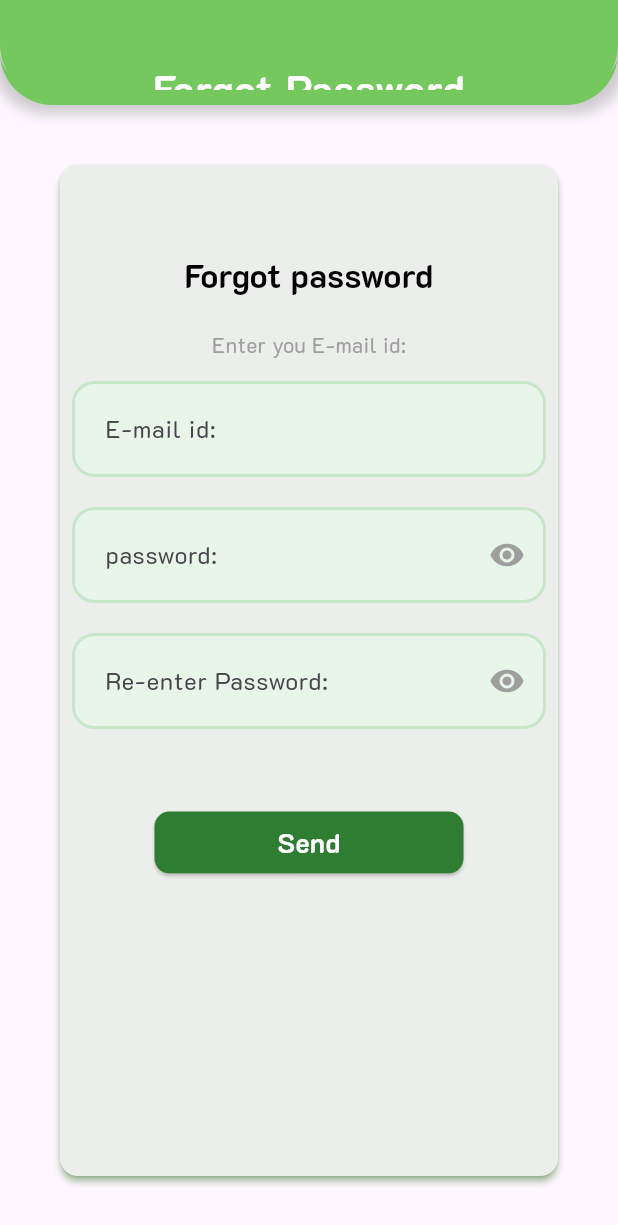
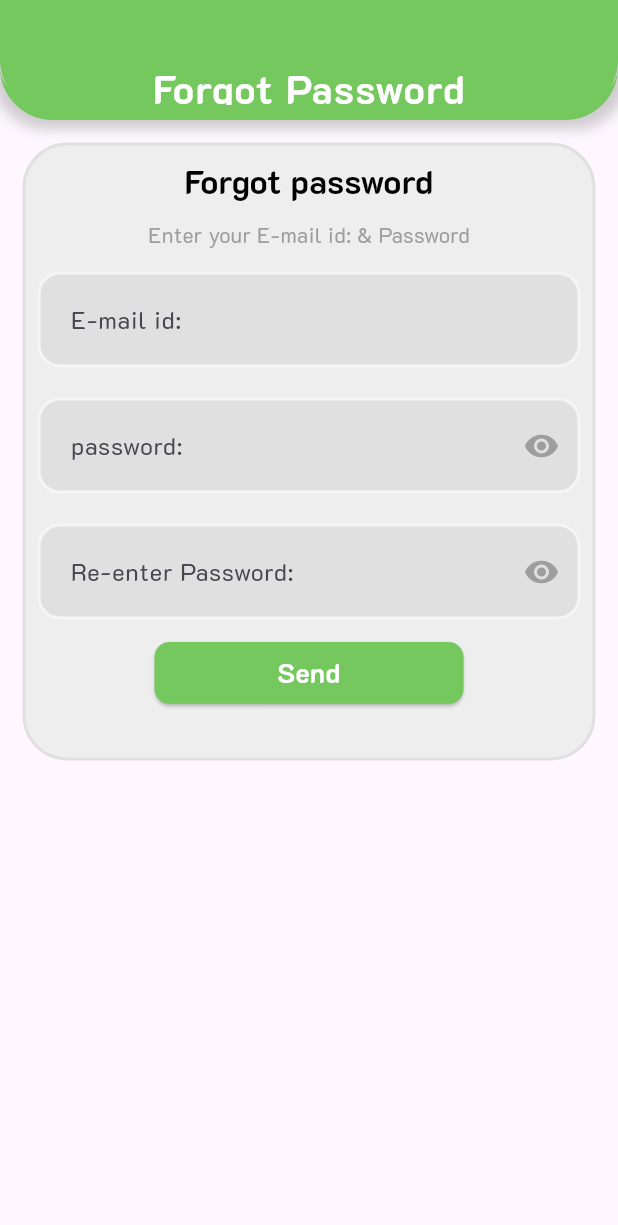
Before and after one commit to musthafamullath/Fork-Plate, a Flutter app: the screen it shows after launch, after a tap on "Skip", after a tap on "Forgot password?", on a phone screen of 412 x 824 dp. Shown: the top 1225 px of the screen. Run offline on Flutter 3.47's test engine with Material 3 defaults, Android fonts, the phone set to English and light mode, and no system bars; our stand-ins replace animate_do, bloc, carousel_slider, dio, dotted_border, flutter_bloc and 4 more; missing offline and left inert: order_tracker_zen, razorpay_flutter; network calls fail.

Commit message:
login & singup

```diff
--- a/lib/view/screen/forgot_password/screen_forgotpassword.dart
+++ b/lib/view/screen/forgot_password/screen_forgotpassword.dart
@@ -27,29 +27,29 @@ class _ScreenForgotPasswordState extends State<ScreenForgotPassword> {
   Widget build(BuildContext context) {
     final width = MediaQuery.of(context).size.width;
     return Scaffold(
-      appBar:const PreferredSize(preferredSize: Size.fromHeight(70), child: AppBarWidget(title: "Forgot Password")),
+      appBar: const PreferredSize(
+          preferredSize: Size.fromHeight(80),
+          child: AppBarWidget(title: "Forgot Password")),
       body: SafeArea(
         child: Container(
-          margin: const EdgeInsets.all(20),
-          child: Card(
-            elevation: 2,
-          margin: const EdgeInsets.all(20),
-          shadowColor: greenPointWithblue,
-          surfaceTintColor: greenPointWithblue,
+          height: width*10/10,
+          margin: const EdgeInsets.all(15),
+          decoration: BoxDecoration(
+              border: Border.all(width: 2, color: Colors.grey.shade300),
+              color: Colors.grey.shade200,
+              borderRadius: BorderRadius.circular(30)),
           child: Padding(
             padding: const EdgeInsets.all(8.0),
             child: Form(
               child: Column(
-
                 children: [
-                   kHight50,
                   const Text(
                     'Forgot password',
                     style: bigBoldBlack,
                   ),
-                kHight20,
+                  kHight10,
                   const Text(
-                  'Enter you E-mail id:',
+                    'Enter your E-mail id: & Password',
                     style: regularGrey,
                   ),
                   kHight10,
@@ -77,7 +77,8 @@ class _ScreenForgotPasswordState extends State<ScreenForgotPassword> {
                         obscureText: state,
                         suffixIcon: togglePassword(),
                         validator: (value) {
-                            const pattern = regexPatternForLoginAndSignUpByPassword;
+                          const pattern =
+                              regexPatternForLoginAndSignUpByPassword;
                           final regex = RegExp(pattern);
                           if (value!.isEmpty) {
                             return 'Please enter password';
@@ -111,7 +112,7 @@ class _ScreenForgotPasswordState extends State<ScreenForgotPassword> {
                       );
                     },
                   ),
-                    kHight50,
+                  kHight10,
                   Container(
                     alignment: Alignment.center,
                     child: ButtonWidget(
@@ -127,7 +128,6 @@ class _ScreenForgotPasswordState extends State<ScreenForgotPassword> {
           ),
         ),
       ),
-      ),
     );
   }
 }
--- a/lib/view/screen/signup_login/screen_login_and_signup.dart
+++ b/lib/view/screen/signup_login/screen_login_and_signup.dart
@@ -15,7 +15,7 @@ class ScreenLoginRestration extends StatelessWidget {
           preferredSize:
               Size.fromHeight(MediaQuery.of(context).size.height * 1.3 / 10),
           child: AppBar(
-            backgroundColor: greenPointShade800,
+            backgroundColor: yellowGreen,
             title:const Padding(
               padding:  EdgeInsets.only(top: 20),
               child:  Text(
--- a/lib/view/screen/signup_login/widgets/screen_login_page.dart
+++ b/lib/view/screen/signup_login/widgets/screen_login_page.dart
@@ -30,13 +30,14 @@ class _ScreenLoginPageState extends State<ScreenLoginPage> {
     final size = MediaQuery.of(context).size.width;
     return Scaffold(
       body: SingleChildScrollView(
-        child: Card(
-          elevation: 2,
-          margin: const EdgeInsets.all(20),
-          shadowColor: yellowGreen,
-          surfaceTintColor: yellowGreen,
         child: Container(
-            margin: const EdgeInsets.all(20),
+          margin: const EdgeInsets.all(15),
+          padding: const EdgeInsets.all(7.5),
+          decoration: BoxDecoration(
+            border: Border.all(width: 2,color: Colors.grey.shade300),
+            color: Colors.grey.shade200,
+            borderRadius: BorderRadius.circular(30)
+          ),
           child: Column(
             crossAxisAlignment: CrossAxisAlignment.center,
             mainAxisAlignment: MainAxisAlignment.center,
@@ -159,7 +160,6 @@ class _ScreenLoginPageState extends State<ScreenLoginPage> {
           ),
         ),
       ),
-      ),
     );
   }
 }
--- a/lib/view/widgets/class_widgets/button_widget.dart
+++ b/lib/view/widgets/class_widgets/button_widget.dart
@@ -23,7 +23,7 @@ class ButtonWidget extends StatelessWidget {
       child: ElevatedButton(
         onPressed: onPressed,
         style: ElevatedButton.styleFrom(
-          backgroundColor: greenPointShade800,
+          backgroundColor: yellowGreen,
 
           shape: RoundedRectangleBorder(
             borderRadius: BorderRadius.circular(10),
--- a/lib/view/widgets/class_widgets/demo_user.dart
+++ b/lib/view/widgets/class_widgets/demo_user.dart
@@ -36,7 +36,7 @@ class DemoUser extends StatelessWidget {
       TextSpan(
         children: [
           TextSpan(text: blackText, style: semiBoldGrey),
-          TextSpan(text: orangeText, style: semiBoldGreenGray)
+          TextSpan(text: orangeText, style: semiBoldGrey)
         ],
       ),
     );
--- a/lib/view/widgets/class_widgets/text_btn_widget.dart
+++ b/lib/view/widgets/class_widgets/text_btn_widget.dart
@@ -1,4 +1,5 @@
 import 'package:flutter/material.dart';
+import 'package:foodie_fly/utils/constants.dart';
 
 class TextButtonWidget extends StatelessWidget {
   const TextButtonWidget(
@@ -20,9 +21,9 @@ class TextButtonWidget extends StatelessWidget {
         onPressed: onPressed,
         child: Text(
           text,
-          style: TextStyle(
+          style: const TextStyle(
             fontWeight: FontWeight.bold,
-            color: Colors.green[900],
+            color: yellowGreen,
           ),
         ),
       ),
--- a/lib/view/widgets/class_widgets/text_form_field.dart
+++ b/lib/view/widgets/class_widgets/text_form_field.dart
@@ -22,9 +22,9 @@ class TextFieldWidget extends StatelessWidget {
     return Container(
       margin:const EdgeInsets.symmetric(vertical: 5),
       decoration: BoxDecoration(
-        color: Colors.green[50],
+        color: Colors.grey.shade300,
         borderRadius: BorderRadius.circular(15),
-        border: Border.all(width: 2,color: Colors.green.shade100)
+        border: Border.all(width: 2,color: Colors.grey.shade100)
       ),
 
       child: TextFormField(
```
Also changed, not shown: lib/view/screen/otp/screen_otp.dart (+14 -11 lines), lib/view/screen/signup_login/widgets/screen_signup_page.dart (+8 -8 lines). Lines whose indentation alone changed are shown as unchanged.
